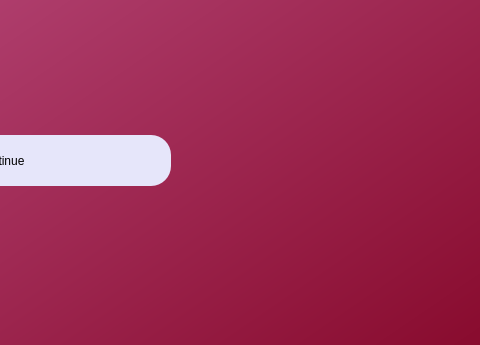
This is fillprofile.ui in AnshulS853/Coursework_Prototype as Qt 5 draws it before an edit; both pictures show x 470 to 950 and y 455 to 800 of the 950 by 800 pixel window. The edited form follows.
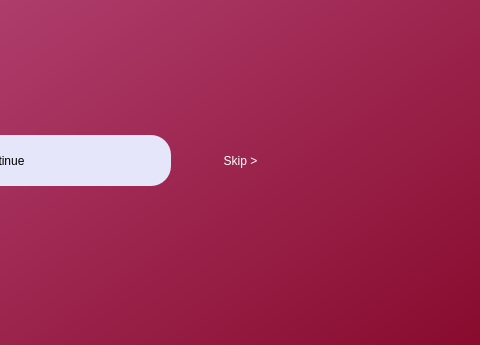
This is the edited form.

```diff
--- a/fillprofile.ui
+++ b/fillprofile.ui
@@ -345,6 +345,23 @@
      <string>&lt; Back</string>
     </property>
    </widget>
+   <widget class="QPushButton" name="skiptoadd">
+    <property name="geometry">
+     <rect>
+      <x>660</x>
+      <y>570</y>
+      <width>101</width>
+      <height>91</height>
+     </rect>
+    </property>
+    <property name="styleSheet">
+     <string notr="true">border-radius:20px;
+font: 14pt &quot;MS Shell Dlg 2&quot;; color:rgb(255, 255, 255)</string>
+    </property>
+    <property name="text">
+     <string>Skip &gt;</string>
+    </property>
+   </widget>
   </widget>
  </widget>
  <tabstops>
```
